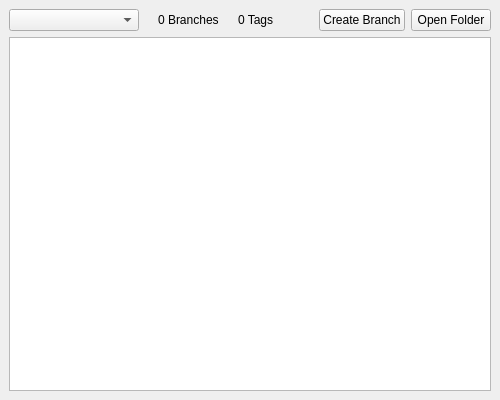
defnax/retroGit, file gui/CodeWidget.ui: the form before one commit.
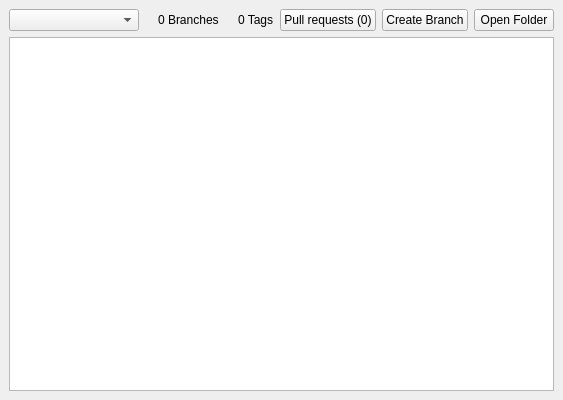
The form after the commit.

Commit message: added pull requests functionality

```diff
--- a/gui/CodeWidget.ui
+++ b/gui/CodeWidget.ui
@@ -69,6 +69,13 @@
         </property>
        </widget>
       </item>
+      <item>
+       <widget class="QPushButton" name="mBtnPullRequests">
+        <property name="text">
+         <string>Pull requests (0)</string>
+        </property>
+       </widget>
+      </item>
       <item>
        <spacer name="horizontalSpacer">
         <property name="orientation">
```
The commit also changes 15 other files.
